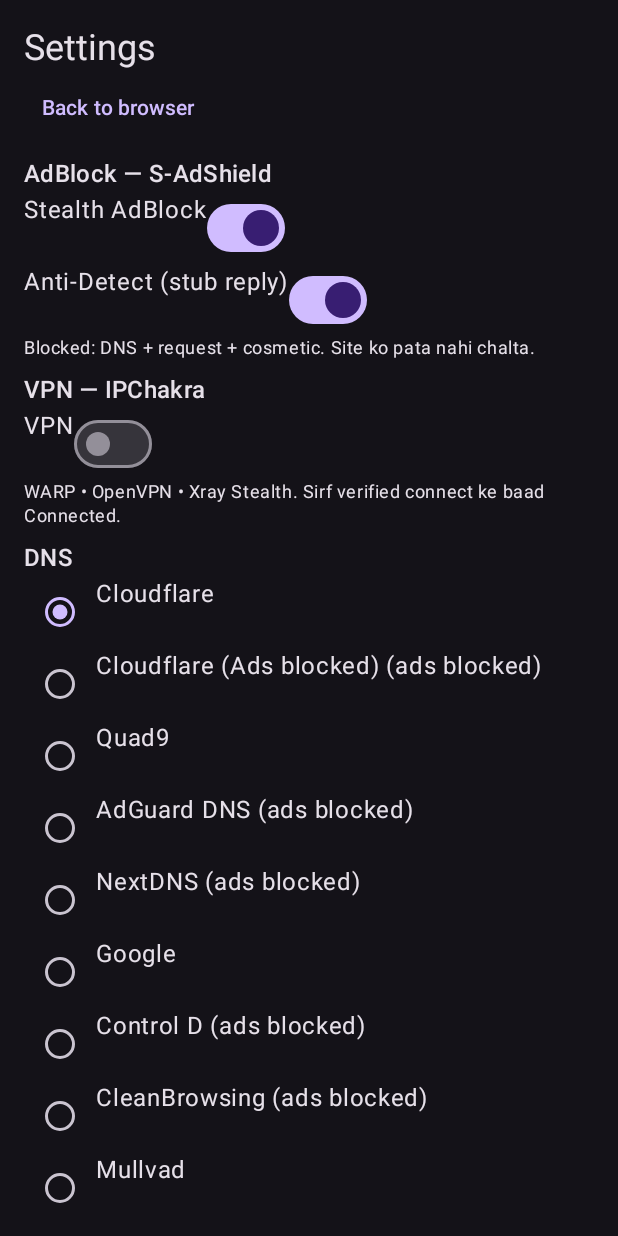
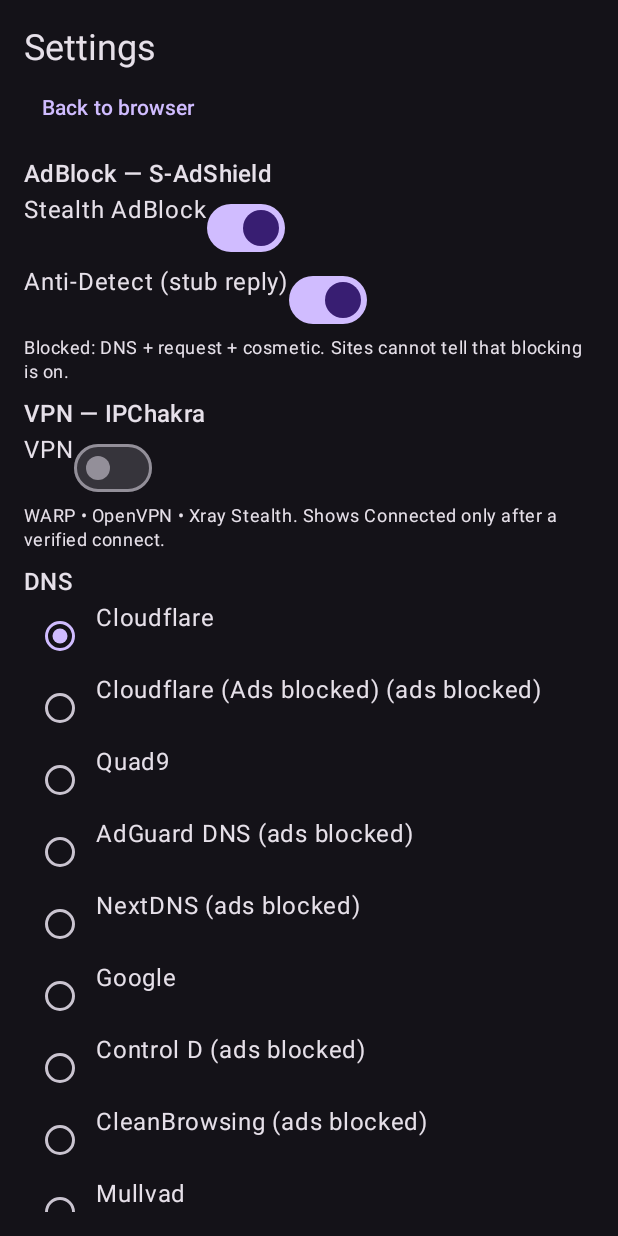
Before and after one commit to shivytyahoo/GlideBrowser, an Android app built with Jetpack Compose: the composable SettingsScreen shown on its own in the app's theme, on a phone screen of 412 x 824 dp. Run offline under Robolectric (Android 15) with nearby library versions, the phone set to English and light mode, and no system bars.

Commit message:
fix(build): setup-android platform-tools only, WiX for Windows MSI; full English clean-up

```diff
--- a/androidApp/src/main/java/com/shivytyahoo/glidebrowser/ui/BrowserApp.kt
+++ b/androidApp/src/main/java/com/shivytyahoo/glidebrowser/ui/BrowserApp.kt
@@ -93,10 +93,10 @@ private fun com.glidebrowser.video.DetectedMedia.fileName() = url.substringAfter
         item { Text("AdBlock — S-AdShield", style = MaterialTheme.typography.titleMedium)
             Row { Text("Stealth AdBlock"); Switch(checked = s.adBlockEnabled, onCheckedChange = { onChange(s.copy(adBlockEnabled = it)) }) }
             Row { Text("Anti-Detect (stub reply)"); Switch(checked = s.antiDetect, onCheckedChange = { onChange(s.copy(antiDetect = it)) }) }
-            Text("Blocked: DNS + request + cosmetic. Site ko pata nahi chalta.", style = MaterialTheme.typography.bodySmall) }
+            Text("Blocked: DNS + request + cosmetic. Sites cannot tell that blocking is on.", style = MaterialTheme.typography.bodySmall) }
         item { Text("VPN — IPChakra", style = MaterialTheme.typography.titleMedium)
             Row { Text("VPN"); Switch(checked = s.vpnEnabled, onCheckedChange = { onChange(s.copy(vpnEnabled = it)) }) }
-            Text("WARP • OpenVPN • Xray Stealth. Sirf verified connect ke baad Connected.", style = MaterialTheme.typography.bodySmall) }
+            Text("WARP • OpenVPN • Xray Stealth. Shows Connected only after a verified connect.", style = MaterialTheme.typography.bodySmall) }
         item { Text("DNS", style = MaterialTheme.typography.titleMedium)
             DnsProviders.ALL.forEach { p -> Row { RadioButton(selected = s.dns.providerId == p.id, onClick = { onChange(s.copy(dns = s.dns.copy(providerId = p.id))) }); Text(p.name + if (p.blocksAds) " (ads blocked)" else "") } } }
         item { Text("Appearance", style = MaterialTheme.typography.titleMedium)
```
